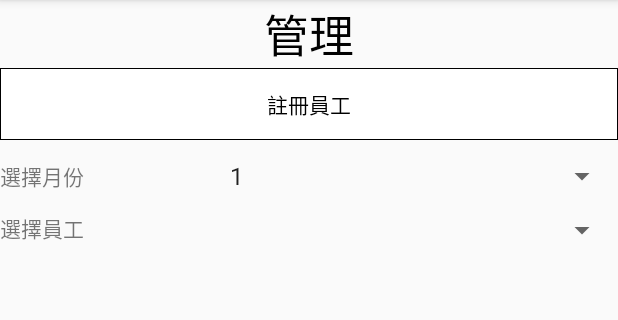
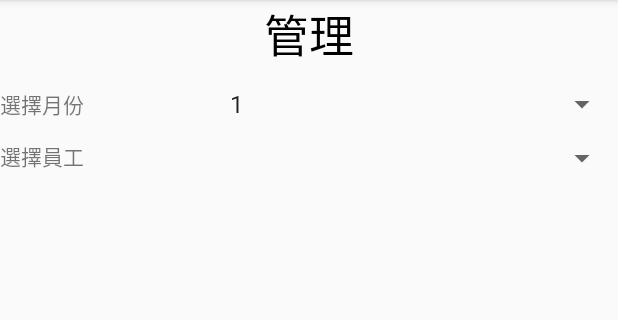
Before and after one commit to ProgramZheng/Android-Check, an Android app: the fragment manage shown on its own in the app's theme, on a phone screen of 412 x 824 dp, the part 84-404 px from its top. Run offline under Robolectric (Android 15) with nearby library versions, the phone set to English and light mode, and no system bars; 1 statement that could not run was skipped.

Commit message:
menu註冊員工完成

```diff
--- a/app/src/main/java/com/example/user/myapplication/manage.java
+++ b/app/src/main/java/com/example/user/myapplication/manage.java
@@ -13,7 +13,6 @@ import android.widget.TableLayout;
 import android.widget.TextView;
 
 public class manage extends Fragment {
-    private Button go_register;
     private Spinner personal_data,spinner_month;
     private TableLayout data;
     @Override
@@ -21,24 +20,10 @@ public class manage extends Fragment {
                              Bundle savedInstanceState) {
         View rootView = inflater.inflate(R.layout.manage, container, false);
         final String get_id = this.getArguments().getString("id");
-        go_register =(Button) rootView.findViewById(R.id.go_register);
         personal_data = (Spinner) rootView.findViewById(R.id.personal_data);
         spinner_month = (Spinner) rootView.findViewById(R.id.spinner_month);
         data = (TableLayout) rootView.findViewById(R.id.data);
         new get_member(getActivity(),spinner_month,personal_data,data).execute(get_id);
-        //實做OnClickListener界面
-        //註冊員工
-        go_register.setOnClickListener(new View.OnClickListener() {
-            @Override
-            public void onClick(View view) {
-                //初始化Intent物件，並將主畫面變成register
-                Intent intent = new Intent(getActivity(), register.class);
-                intent.setFlags(Intent.FLAG_ACTIVITY_NEW_TASK);
-                intent.putExtra("id",get_id);
-                //開啟Activity
-                getActivity().startActivity(intent);
-            }
-        });
         return rootView;
     }
 }
--- a/app/src/main/res/layout/manage.xml
+++ b/app/src/main/res/layout/manage.xml
@@ -18,21 +18,6 @@
             android:textColor="@android:color/black"
             android:textSize="30sp" />
 
-    </LinearLayout>
-
-    <LinearLayout
-        android:layout_width="match_parent"
-        android:layout_height="wrap_content"
-        android:orientation="horizontal">
-
-        <Button
-            android:id="@+id/go_register"
-            android:layout_width="wrap_content"
-            android:layout_height="wrap_content"
-            android:layout_weight="1"
-            android:background="@drawable/buttonclick"
-            android:textColor="@drawable/buttonclick"
-            android:text="註冊員工" />
     </LinearLayout>
 
     <LinearLayout
--- a/app/src/main/res/menu/menu_main.xml
+++ b/app/src/main/res/menu/menu_main.xml
@@ -2,10 +2,6 @@
     xmlns:app="http://schemas.android.com/apk/res-auto"
     xmlns:tools="http://schemas.android.com/tools"
     tools:context="com.example.user.myapplication.Main2Activity">
-    <item
-        android:id="@+id/action_settings"
-        android:orderInCategory="101"
-        android:title="設定" />
     <item android:title="登出"
         android:orderInCategory="102"
         android:id="@+id/log_out" />
```
Also changed, not shown: app/src/main/java/com/example/user/myapplication/Main2Activity.java (+18 -6 lines).
